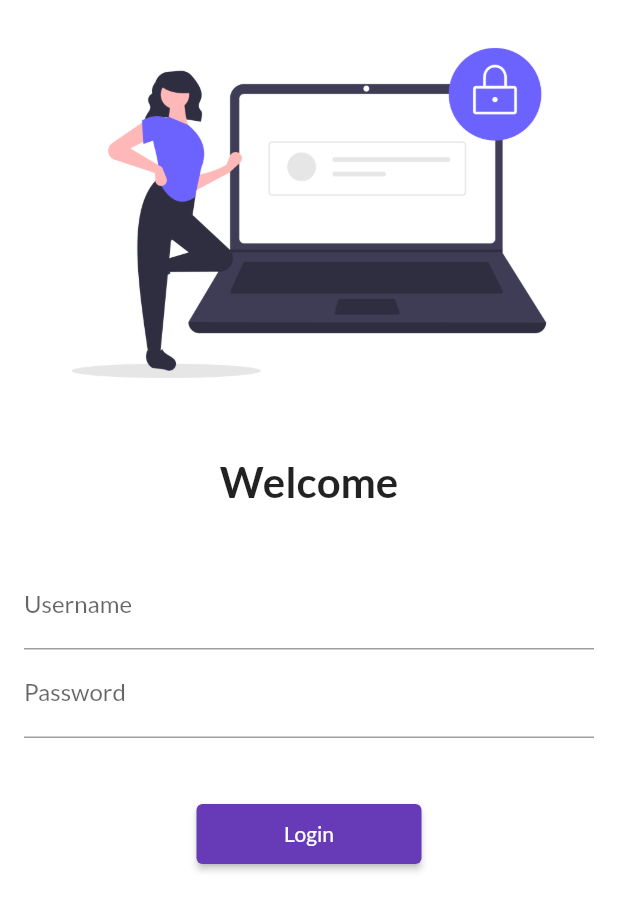
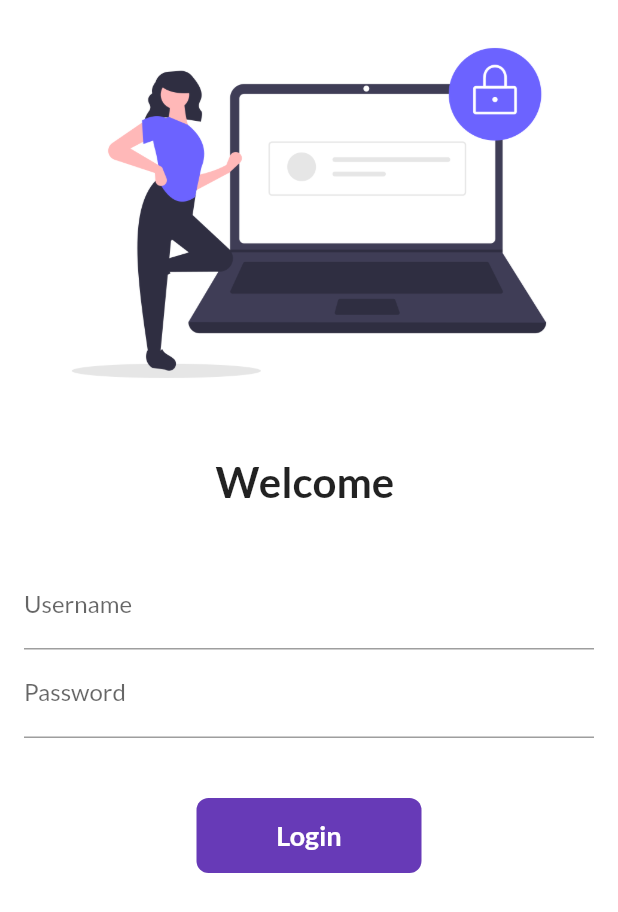
Before and after one commit to Moizasif/flutter-catalogue, a Flutter app: the screen it shows after launch, on a phone screen of 412 x 824 dp. Shown: the top 912 px of the screen. Run offline on Flutter 3.47's test engine with Material 2 defaults, Android fonts, the phone set to English and light mode, and no system bars; our stand-ins replace google_fonts.

```diff
--- a/lib/pages/login_page.dart
+++ b/lib/pages/login_page.dart
@@ -2,7 +2,15 @@ import 'package:flutter/material.dart';
 import 'package:flutter_catalogue/utils/routes.dart';
 
 // ignore: use_key_in_widget_constructors
-class LoginPage extends StatelessWidget {
+class LoginPage extends StatefulWidget {
+  @override
+  State<LoginPage> createState() => _LoginPageState();
+}
+
+class _LoginPageState extends State<LoginPage> {
+  String username = "";
+  bool changeButton = false;
+
   @override
   Widget build(BuildContext context) {
     return Material(
@@ -17,8 +25,8 @@ class LoginPage extends StatelessWidget {
               const SizedBox(
                 height: 20,
               ),
-              const Text(
-                "Welcome",
+              Text(
+                "Welcome $username",
                 style: TextStyle(fontSize: 28, fontWeight: FontWeight.bold),
               ),
               const SizedBox(
@@ -31,6 +39,11 @@ class LoginPage extends StatelessWidget {
                     TextFormField(
                       decoration: const InputDecoration(
                           hintText: "Enter username", labelText: "Username"),
+                      onChanged: (value) {
+                        setState(() {
+                          username = value;
+                        });
+                      },
                     ),
                     TextFormField(
                       obscureText: true,
@@ -40,14 +53,47 @@ class LoginPage extends StatelessWidget {
                     const SizedBox(
                       height: 40,
                     ),
-                    ElevatedButton(
-                      child: const Text("Login"),
-                      style: TextButton.styleFrom(
-                          minimumSize: const Size(150, 40)),
-                      onPressed: () {
+                    InkWell(
+                      onTap: () async {
+                        setState(() {
+                          changeButton = true;
+                        });
+
+                        await Future.delayed(const Duration(seconds: 1));
                         Navigator.pushNamed(context, MyRoutes.homeRoute);
                       },
+                      child: AnimatedContainer(
+                        duration: const Duration(seconds: 1),
+                        width: changeButton ? 50 : 150,
+                        height: 50,
+                        alignment: Alignment.center,
+                        child: changeButton
+                            ? const Icon(
+                                Icons.done,
+                                color: Colors.white,
+                              )
+                            : const Text(
+                                "Login",
+                                style: TextStyle(
+                                    color: Colors.white,
+                                    fontWeight: FontWeight.bold,
+                                    fontSize: 18),
+                              ),
+                        decoration: BoxDecoration(
+                            color: Colors.deepPurple,
+                            // shape: changeButton? BoxShape.circle: BoxShape.rectangle,
+                            borderRadius:
+                                BorderRadius.circular(changeButton ? 50 : 8)),
+                      ),
                     ),
+                    // ElevatedButton(
+                    //   child: const Text("Login"),
+                    //   style: TextButton.styleFrom(
+                    //       minimumSize: const Size(150, 40)),
+                    //   onPressed: () {
+                    //     Navigator.pushNamed(context, MyRoutes.homeRoute);
+                    //   },
+                    // ),
                   ],
                 ),
               )
```
